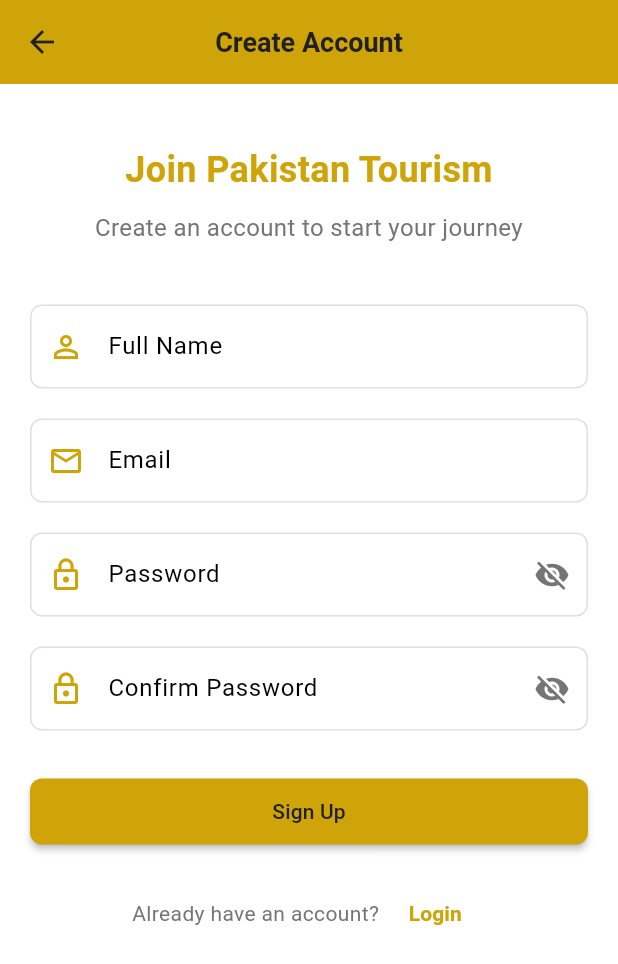
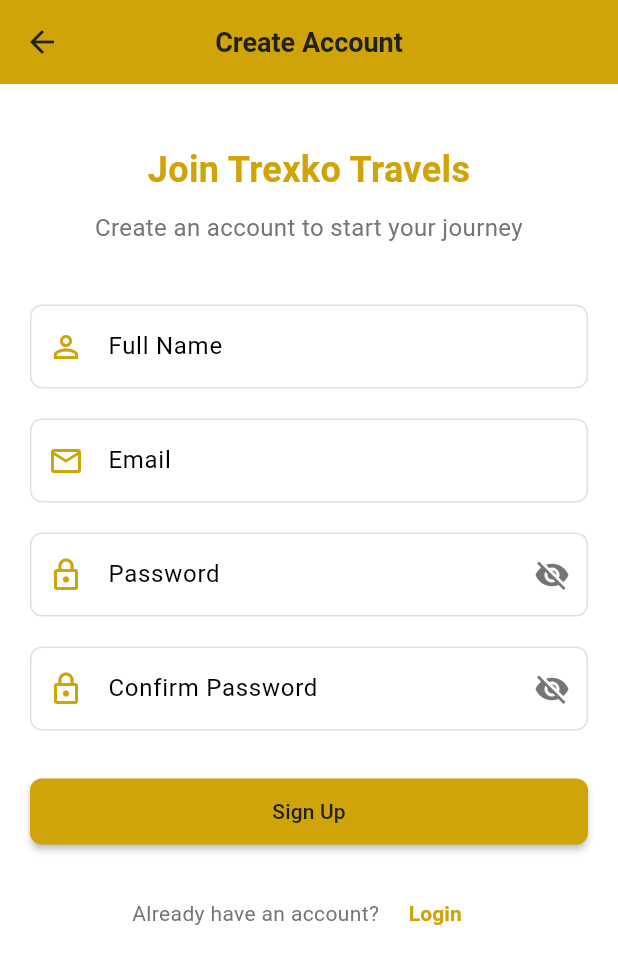
Before and after one commit to mraleey/pak_tour_final, a Flutter app: the screen it shows after launch, after a tap on "Register Now", on a phone screen of 412 x 824 dp. Shown: the top 964 px of the screen. Run offline on Flutter 3.47's test engine with Material 3 defaults, Android fonts, the light colour scheme and no system bars; our stand-ins replace cloud_firestore, firebase_auth, firebase_core, get, google_maps_flutter, shared_preferences; accounts and stored records are empty.

Commit message:
Theme set

```diff
--- a/lib/views/auth/login_screen.dart
+++ b/lib/views/auth/login_screen.dart
@@ -117,10 +117,10 @@
   Widget _buildHeader() {
     return Column(
       children: [
-        Icon(
-          Icons.terrain,
-          size: 80,
-          color: AppColors.primaryColor,
+        Image.asset(
+          'assets/images/logo.png',
+          height: 100,
+          width: 100,
         ),
         SizedBox(height: 20),
         Text(
--- a/lib/views/auth/signup_screen.dart
+++ b/lib/views/auth/signup_screen.dart
@@ -44,7 +44,7 @@
               children: [
                 SizedBox(height: 20),
                 Text(
-                  'Join Pakistan Tourism',
+                  'Join Trexko Travels',
                   style: TextStyle(
                     fontSize: 24,
                     fontWeight: FontWeight.bold,
```
Also changed, not shown: 4 other files.
